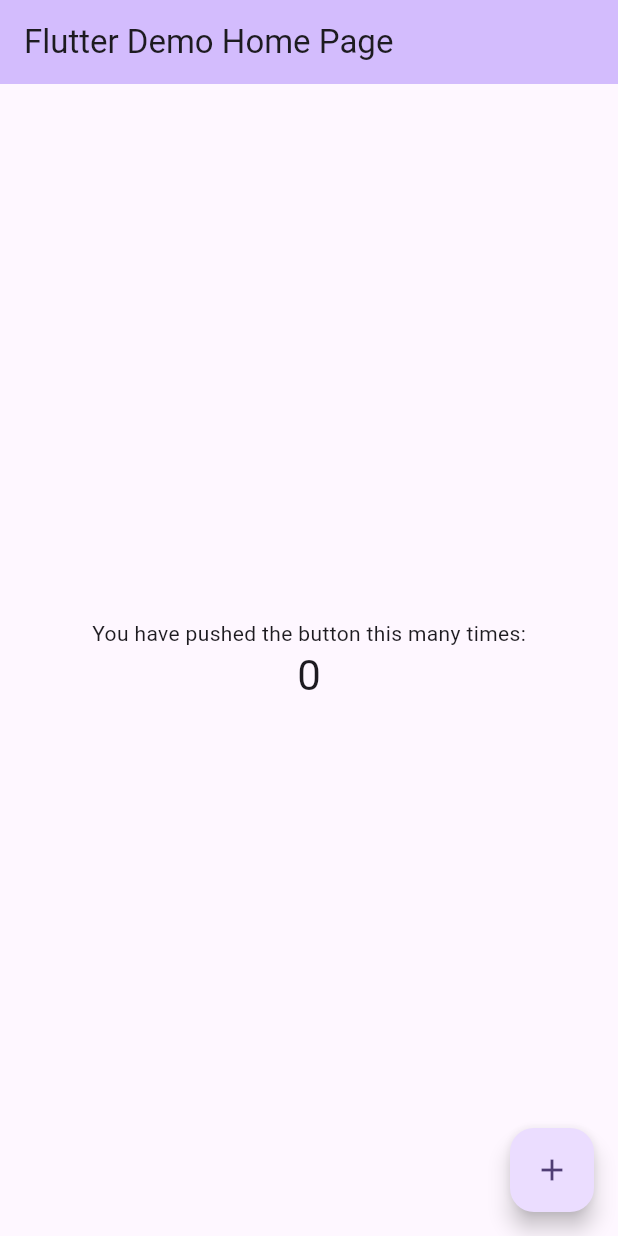
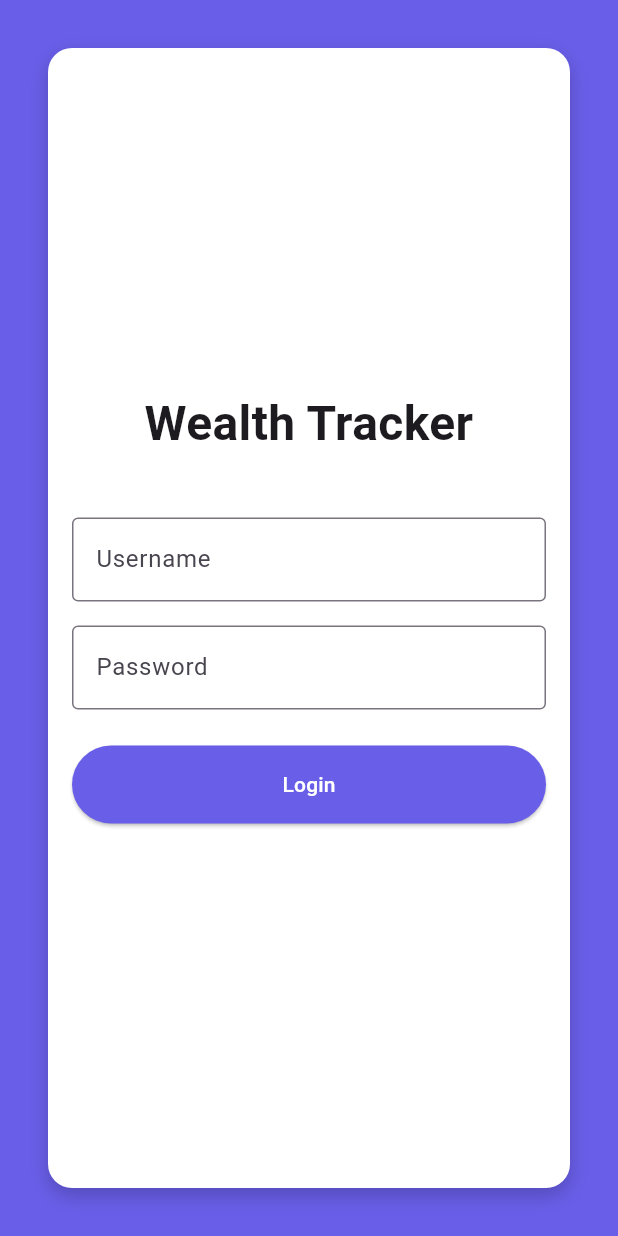
Before and after one commit to agreen1738/poos-large-project, a Flutter app: the screen it shows after launch, on a phone screen of 412 x 824 dp. Run offline on Flutter 3.47's test engine with Material 3 defaults, Android fonts, the phone set to English and light mode, and no system bars.

Commit message:
started login page UI

```diff
--- a/mobile/lib/main.dart
+++ b/mobile/lib/main.dart
@@ -1,4 +1,6 @@
 import 'package:flutter/material.dart';
+//import 'package:http/http.dart' as http;
+//import 'dart:convert';
 
 void main() {
   runApp(const MyApp());
@@ -7,116 +9,174 @@ void main() {
 class MyApp extends StatelessWidget {
   const MyApp({super.key});
 
-  // This widget is the root of your application.
   @override
   Widget build(BuildContext context) {
     return MaterialApp(
-      title: 'Flutter Demo',
-      theme: ThemeData(
-        // This is the theme of your application.
-        //
-        // TRY THIS: Try running your application with "flutter run". You'll see
-        // the application has a purple toolbar. Then, without quitting the app,
-        // try changing the seedColor in the colorScheme below to Colors.green
-        // and then invoke "hot reload" (save your changes or press the "hot
-        // reload" button in a Flutter-supported IDE, or press "r" if you used
-        // the command line to start the app).
-        //
-        // Notice that the counter didn't reset back to zero; the application
-        // state is not lost during the reload. To reset the state, use hot
-        // restart instead.
-        //
-        // This works for code too, not just values: Most code changes can be
-        // tested with just a hot reload.
-        colorScheme: ColorScheme.fromSeed(seedColor: Colors.deepPurple),
-      ),
-      home: const MyHomePage(title: 'Flutter Demo Home Page'),
+      title: 'Wealth Tracker',
+      home: const LoginPage(),
     );
   }
 }
 
-class MyHomePage extends StatefulWidget {
-  const MyHomePage({super.key, required this.title});
-
-  // This widget is the home page of your application. It is stateful, meaning
-  // that it has a State object (defined below) that contains fields that affect
-  // how it looks.
-
-  // This class is the configuration for the state. It holds the values (in this
-  // case the title) provided by the parent (in this case the App widget) and
-  // used by the build method of the State. Fields in a Widget subclass are
-  // always marked "final".
-
-  final String title;
+class LoginPage extends StatefulWidget{
+  const LoginPage({super.key});
 
   @override
-  State<MyHomePage> createState() => _MyHomePageState();
+  State<LoginPage> createState() => _LoginPageState();
 }
 
-class _MyHomePageState extends State<MyHomePage> {
-  int _counter = 0;
+class _LoginPageState extends State<LoginPage>{
+  final TextEditingController _loginController = TextEditingController();
+  final TextEditingController _passwordController = TextEditingController();
 
-  void _incrementCounter() {
+  /*String _errorMessage = '';
+  bool _isLoading = false;
+
+  //TODO: replace with actual API call
+
+  Future<void> _login() async{
     setState(() {
-      // This call to setState tells the Flutter framework that something has
-      // changed in this State, which causes it to rerun the build method below
-      // so that the display can reflect the updated values. If we changed
-      // _counter without calling setState(), then the build method would not be
-      // called again, and so nothing would appear to happen.
-      _counter++;
+      _isLoading = true;
+      _errorMessage = '';
     });
+
+    try{
+      // Send a POST request to the login API endpoint
+      final response = await http.post(
+        Uri.parse('http://cop4331-5.com:5000/api/login'),
+        headers: {'Content-Type': 'application/json'},
+        body: jsonEncode({
+          'login': _loginController.text,
+          'password': _passwordController.text,
+        }),
+      );
+
+      // If the server returns a success response
+      if (response.statusCode == 200) {
+        final data = jsonDecode(response.body); // Convert JSON to a map
+
+        // If there’s no error in the response, login succeeded
+        if (data['error'] == null || data['error'].isEmpty) {
+          if (mounted) {
+            Navigator.pushReplacement(
+              context,
+              MaterialPageRoute(
+                builder: (context) => CardManagerPage(
+                  userId: data['id'],
+                  firstName: data['firstName'],
+                  lastName: data['lastName'],
+                ),
+              ),
+            );
+          }
+        } else {
+          // Show server-provided error message
+          setState(() {
+            _errorMessage = data['error'];
+          });
+        }
+      } else {
+        // Non-200 response means login failed
+        setState(() {
+          _errorMessage = 'Login failed. Please try again.';
+        });
+      }
+    } catch (e) {
+      // Handles network issues or unexpected errors
+      setState(() {
+        _errorMessage = 'Network error. Please check your connection.';
+      });
+    } finally {
+      // Stop showing the loading spinner no matter what happens
+      setState(() {
+        _isLoading = false;
+      });
+    }
+  }*/
+
+  // UI of login page
+  @override
+  Widget build(BuildContext context){
+    return Scaffold(
+      backgroundColor: const Color(0xFF695EE8),
+      body: Center(
+        child: Padding(
+          padding: const EdgeInsets.all(32.0),
+          child: Container(
+            padding: const EdgeInsets.all(16.0),
+            decoration: BoxDecoration(
+              color: Colors.white,
+              borderRadius: BorderRadius.circular(16),
+              boxShadow: [
+                BoxShadow(
+                  color: const Color(0x33000000),
+                  blurRadius:10,
+                  offset: const Offset(0,5)
+                )
+              ],
+            ),
+          child: Column(
+            mainAxisAlignment: MainAxisAlignment.center,
+            crossAxisAlignment: CrossAxisAlignment.stretch,
+            children: [
+              const Text(
+                'Wealth Tracker',
+                style: TextStyle(
+                  fontSize: 32,
+                  fontWeight: FontWeight.bold,
+                ),
+                textAlign: TextAlign.center,
+              ),
+              const SizedBox(height: 40),
+
+              // username input field
+              TextField(
+                controller: _loginController,
+                decoration: const InputDecoration(
+                  labelText: 'Username',
+                  border: OutlineInputBorder(),
+                ),
+              ),
+              const SizedBox(height: 16),
+
+              //password input field
+              TextField(
+                controller: _passwordController,
+                obscureText: true, // hides text
+                decoration: const InputDecoration(
+                  labelText:'Password',
+                  border: OutlineInputBorder(),
+                ),
+              ),
+              const SizedBox(height:24),
+
+              // login button
+              ElevatedButton(
+                //onPressed: _isLoading ? null : _login;
+                onPressed: (){
+                  print('login button pressed');
+                },
+                style: ElevatedButton.styleFrom(
+                  backgroundColor: const Color(0xFF695EE8),
+                  foregroundColor: Colors.white,
+                  padding: const EdgeInsets.symmetric(vertical: 16),
+
+                ),
+                child: const Text('Login'),
+              ),
+              const SizedBox(height: 16),
+            ],
+          ),
+          ),
+        ),
+      )
+    );
   }
 
   @override
-  Widget build(BuildContext context) {
-    // This method is rerun every time setState is called, for instance as done
-    // by the _incrementCounter method above.
-    //
-    // The Flutter framework has been optimized to make rerunning build methods
-    // fast, so that you can just rebuild anything that needs updating rather
-    // than having to individually change instances of widgets.
-    return Scaffold(
-      appBar: AppBar(
-        // TRY THIS: Try changing the color here to a specific color (to
-        // Colors.amber, perhaps?) and trigger a hot reload to see the AppBar
-        // change color while the other colors stay the same.
-        backgroundColor: Theme.of(context).colorScheme.inversePrimary,
-        // Here we take the value from the MyHomePage object that was created by
-        // the App.build method, and use it to set our appbar title.
-        title: Text(widget.title),
-      ),
-      body: Center(
-        // Center is a layout widget. It takes a single child and positions it
-        // in the middle of the parent.
-        child: Column(
-          // Column is also a layout widget. It takes a list of children and
-          // arranges them vertically. By default, it sizes itself to fit its
-          // children horizontally, and tries to be as tall as its parent.
-          //
-          // Column has various properties to control how it sizes itself and
-          // how it positions its children. Here we use mainAxisAlignment to
-          // center the children vertically; the main axis here is the vertical
-          // axis because Columns are vertical (the cross axis would be
-          // horizontal).
-          //
-          // TRY THIS: Invoke "debug painting" (choose the "Toggle Debug Paint"
-          // action in the IDE, or press "p" in the console), to see the
-          // wireframe for each widget.
-          mainAxisAlignment: MainAxisAlignment.center,
-          children: <Widget>[
-            const Text('You have pushed the button this many times:'),
-            Text(
-              '$_counter',
-              style: Theme.of(context).textTheme.headlineMedium,
-            ),
-          ],
-        ),
-      ),
-      floatingActionButton: FloatingActionButton(
-        onPressed: _incrementCounter,
-        tooltip: 'Increment',
-        child: const Icon(Icons.add),
-      ), // This trailing comma makes auto-formatting nicer for build methods.
-    );
+  void dispose(){
+    _loginController.dispose();
+    _passwordController.dispose();
+    super.dispose();
   }
 }
```
